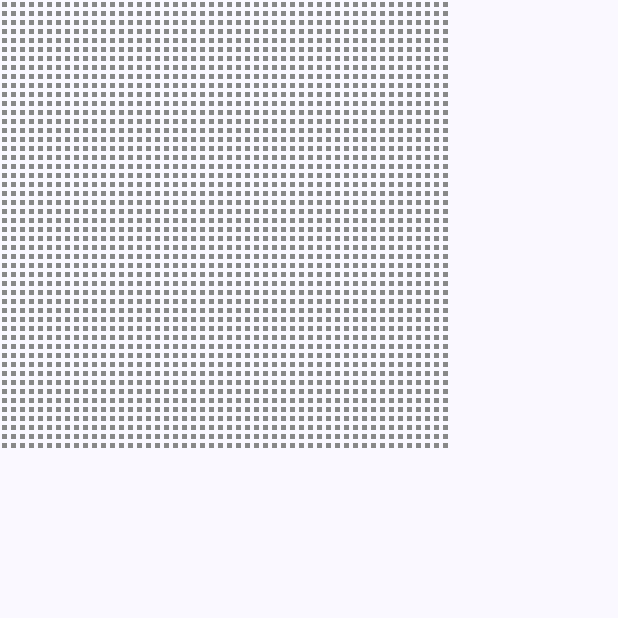
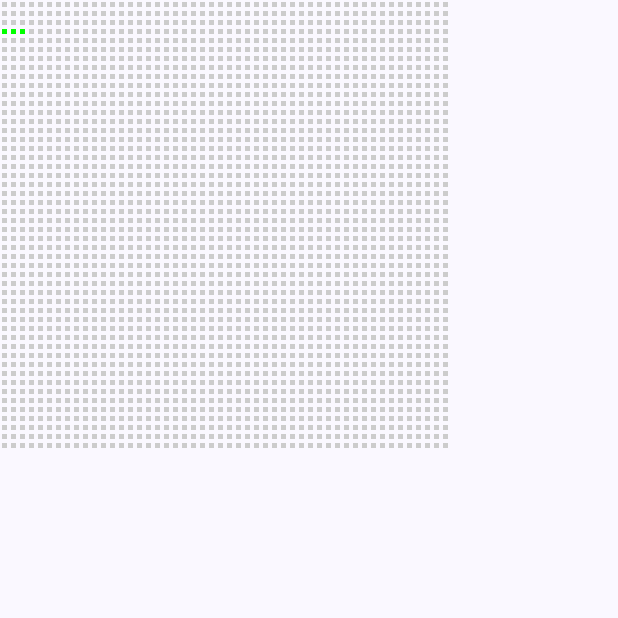
Before and after one commit to prasadmhapankar/Ignite-Snake-Game, an Android app built with Jetpack Compose: the screen it shows after launch (MainActivity), on a phone screen of 412 x 824 dp, the top half of it. Run offline under Robolectric (Android 15) with nearby library versions, the phone set to English and light mode, and no system bars; our stand-ins replace Dagger/Hilt's generated code.

Commit message:
Snake UI

```diff
--- a/app/src/main/java/com/ignite/ignitesnakegame/MainActivity.kt
+++ b/app/src/main/java/com/ignite/ignitesnakegame/MainActivity.kt
@@ -20,6 +20,7 @@ import androidx.compose.runtime.State
 import androidx.compose.ui.Modifier
 import androidx.compose.ui.graphics.Color
 import androidx.compose.ui.unit.dp
+import com.ignite.ignitesnakegame.domain.entity.Cell
 import com.ignite.ignitesnakegame.ui.MainViewModel
 import com.ignite.ignitesnakegame.ui.SnakeState
 import com.ignite.ignitesnakegame.ui.theme.IgniteSnakegameTheme
@@ -58,7 +59,11 @@ fun Board(state: State<SnakeState>, modifier: Modifier = Modifier) {
                         modifier = Modifier
                             .size(6.dp)
                             .padding(1.dp)
-                            .background(color = Color.Gray),
+                            .background(color = when(cell) {
+                                Cell.EMPTY -> Color.LightGray
+                                Cell.SNAKE -> Color.Green
+                                Cell.FRUIT -> Color.Red
+                            }),
                     )
                 }
             }
--- a/app/src/main/java/com/ignite/ignitesnakegame/domain/entity/Cell.kt
+++ b/app/src/main/java/com/ignite/ignitesnakegame/domain/entity/Cell.kt
@@ -1,5 +1,7 @@
 package com.ignite.ignitesnakegame.domain.entity
 
 enum class Cell {
-    EMPTY
+    EMPTY,
+    SNAKE,
+    FRUIT
 }
--- a/app/src/main/java/com/ignite/ignitesnakegame/ui/MainViewModel.kt
+++ b/app/src/main/java/com/ignite/ignitesnakegame/ui/MainViewModel.kt
@@ -22,6 +22,27 @@ class MainViewModel @Inject constructor() : ViewModel() {
     }
 
     private fun initBoard() {
+        val emptyBoard = List(50) { List(size = 50) { Cell.EMPTY } }
+        val snake: List<Pair<Int, Int>> = listOf(Pair(3, 0), Pair(3, 1), Pair(3, 2))
+
+        val gameBoard = emptyBoard.mapIndexed { index, cells ->
+
+            cells.mapIndexed { column, _ ->
+                if (snake.contains(Pair(index, column))) {
+                    Cell.SNAKE
+                } else {
+                    Cell.EMPTY
+                }
+
+            }
+        }
+        _state.value = state.value.copy(board = gameBoard)
 
     }
+
+    fun buildSnake() {
+        _state.value = state.value
+    }
+
+
 }
--- a/app/src/main/java/com/ignite/ignitesnakegame/ui/SnakeState.kt
+++ b/app/src/main/java/com/ignite/ignitesnakegame/ui/SnakeState.kt
@@ -3,7 +3,7 @@ package com.ignite.ignitesnakegame.ui
 import com.ignite.ignitesnakegame.domain.entity.Cell
 
 data class SnakeState(
-  val board: Array<Array<Cell>> = Array(50) { Array(size = 50) { Cell.EMPTY } },
+  val board : List<List<Cell>> = List(50) { List(size = 50) { Cell.EMPTY } }
 ) {
 
 }
```
